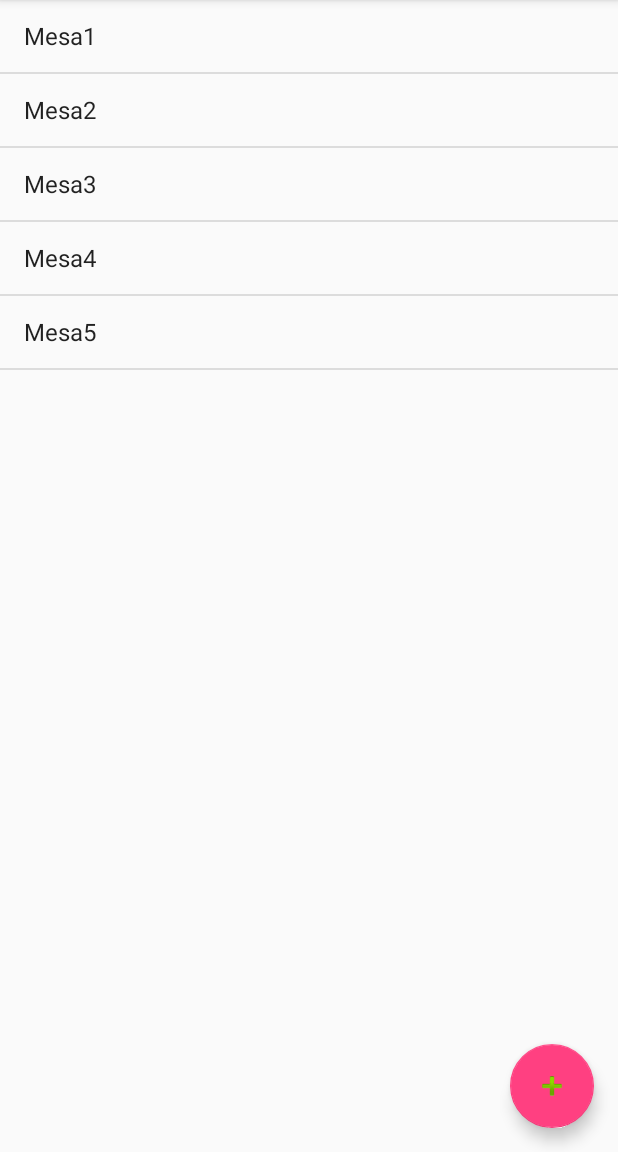
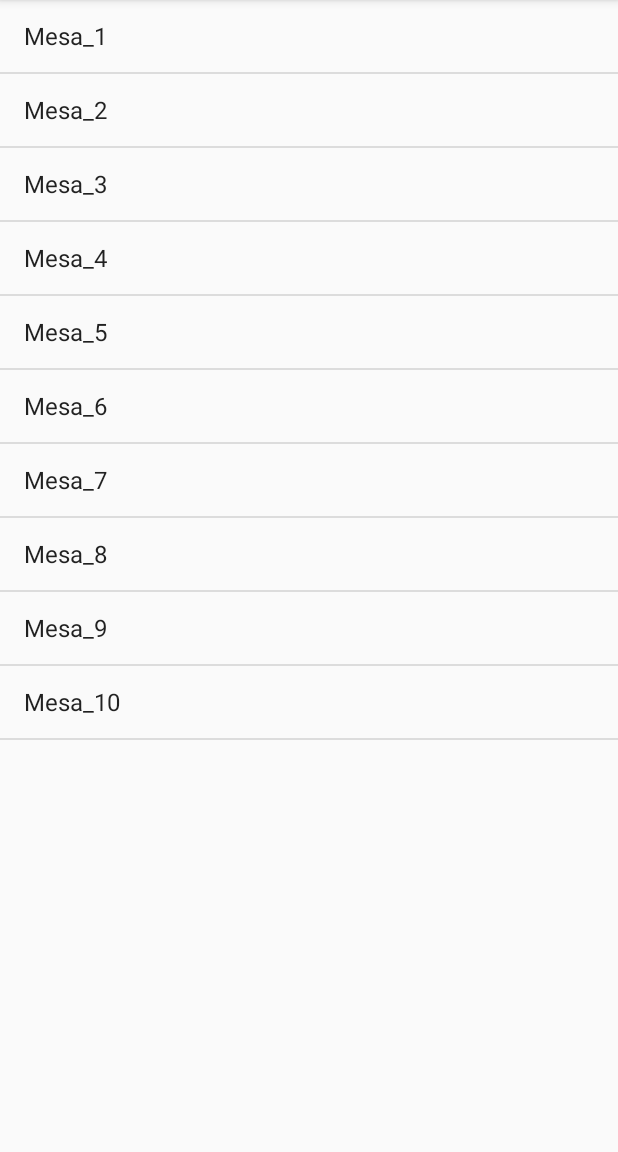
Before and after one commit to sherlock722/Restaurant, an Android app: the screen it shows after launch (TablesActivity), on a phone screen of 412 x 824 dp, the part 84-1236 px from its top. Run offline under Robolectric (Android 15) with nearby library versions, the phone set to English and light mode, and no system bars.

Commit message:
Añadimos modelo y pasrseo del contenido del menu

```diff
--- a/App/app/src/main/AndroidManifest.xml
+++ b/App/app/src/main/AndroidManifest.xml
@@ -1,6 +1,8 @@
 <?xml version="1.0" encoding="utf-8"?>
 <manifest package="restaurant.fjc.com.restaurant"
           xmlns:android="http://schemas.android.com/apk/res/android">
+
+    <uses-permission android:name="android.permission.INTERNET"/>
 
     <application
         android:allowBackup="true"
@@ -15,6 +17,10 @@
                 <category android:name="android.intent.category.LAUNCHER"/>
             </intent-filter>
         </activity>
+        <activity android:name="restaurant.fjc.com.activities.DetailTableActivity">
+        </activity>
+        <activity android:name="restaurant.fjc.com.activities.MenuListActivity">
+        </activity>
     </application>
 
 </manifest>
--- a/App/app/src/main/java/restaurant/fjc/com/activities/TablesActivity.java
+++ b/App/app/src/main/java/restaurant/fjc/com/activities/TablesActivity.java
@@ -1,6 +1,7 @@
 package restaurant.fjc.com.activities;
 
 import android.app.FragmentManager;
+import android.content.Intent;
 import android.os.Bundle;
 import android.support.v7.app.AppCompatActivity;
 
@@ -33,34 +34,15 @@ public class TablesActivity extends AppCompatActivity implements TablesListFragm
     }
 
     //Aquí va el método del listener que tiene que implementar esta clase
-
     @Override
     public void onTableSelected(Table table, int position) {
 
-        /*FragmentManager manager = getFragmentManager();
+            //Se llama a la actividad DetailTableActivity
+            Intent intent = new Intent(this, DetailTableActivity.class);
 
-        TableDetailFragment cityPagerFragment = (TableDetailFragment) manager.findFragmentById(R.id.fragment_city_pager);
-
-        //Tenemos una referencia al pager por lo que no tenemos que cambiar de actividad
-        if (cityPagerFragment != null){
-            //Le indicamos al fragment que muestre la ciudad de la posición "position"
-            //Para ello modificamos el CityPagerFragment y le creamos un método público (showCity) que
-            //vaya a la ciudad de la posición "position" y se llamará desde esta actividad
-            //Esta es otra forma de comunicar una actividad con un fragment, llamando a
-            //métodos públicos del fragment
-            cityPagerFragment.showCity(position);
-
-        }else {
-            //Llamamos a la actividad del CityPager
-            Intent intent = new Intent(this, CityPagerActivity.class);
-
-            //Pasamos los parametros a la actividad del CityPagerActivity
-            intent.putExtra(CityPagerActivity.EXTRA_CITY_INDEX, position);
+            //Se pasa como parametro la posición seleccionada
+            intent.putExtra(DetailTableActivity.EXTRA_TABLE_INDEX, position);
             startActivity(intent);
-        }*/
-
-    }
-
-
+        }
 
 }
--- a/App/app/src/main/java/restaurant/fjc/com/fragments/TablesListFragment.java
+++ b/App/app/src/main/java/restaurant/fjc/com/fragments/TablesListFragment.java
@@ -5,8 +5,6 @@ import android.app.Activity;
 import android.app.Fragment;
 import android.content.Context;
 import android.os.Bundle;
-import android.support.design.widget.FloatingActionButton;
-import android.support.design.widget.Snackbar;
 import android.view.LayoutInflater;
 import android.view.View;
 import android.view.ViewGroup;
@@ -23,6 +21,7 @@ public class TablesListFragment extends Fragment {
 
     //Guardamos una referencia al listener
     private TablesListListener mTablesListListener;
+    //private Tables mTables;
 
 
     public TablesListFragment() {
@@ -43,7 +42,7 @@ public class TablesListFragment extends Fragment {
         final Tables tables = new Tables();
 
         //Las listas se rellenan con un adaptador
-        ArrayAdapter<Table> adapter =
+        final ArrayAdapter<Table> adapter =
                 new ArrayAdapter<Table>(getActivity(), //Contexto
                         android.R.layout.simple_list_item_1, //Como pinta la lista. Cogemos una por defecto que trae android
                         tables.getTables() //Lista de mesas
@@ -69,23 +68,18 @@ public class TablesListFragment extends Fragment {
             }
         });
 
-
-
-
         //Hacemos algo con el FloatingActionButton
-        FloatingActionButton addButton = (FloatingActionButton) root.findViewById(R.id.add_button);
+        /*FloatingActionButton addButton = (FloatingActionButton) root.findViewById(R.id.add_button);
         addButton.setOnClickListener(new View.OnClickListener() {
             @Override
             public void onClick(View v) {
 
-                //Creo un SnackBar
-                Snackbar.make(getView(), "FAB Pulsado", Snackbar.LENGTH_LONG).show();
+                Snackbar.make(getView(), "Mesa añadida", Snackbar.LENGTH_LONG).show();
+                mTables.addTable(new Table("New_Table", 6));
+                adapter.notifyDataSetChanged();
+            }
+        });*/
 
-                //Se llama a otra pantalla para dar de alta una mesa
-                //addTable();
-
-            }
-        });
         return root;
 
     }
--- a/App/app/src/main/java/restaurant/fjc/com/model/Tables.java
+++ b/App/app/src/main/java/restaurant/fjc/com/model/Tables.java
@@ -13,11 +13,16 @@ public class Tables {
         mTables = new ArrayList<Table>();
 
         //Añadimos unos ejemplos de mesas
-        mTables.add(new Table("Mesa1",1));
-        mTables.add(new Table("Mesa2",2));
-        mTables.add(new Table("Mesa3",3));
-        mTables.add(new Table("Mesa4",4));
-        mTables.add(new Table("Mesa5",5));
+        mTables.add(new Table("Mesa_1",2));
+        mTables.add(new Table("Mesa_2",2));
+        mTables.add(new Table("Mesa_3",2));
+        mTables.add(new Table("Mesa_4",3));
+        mTables.add(new Table("Mesa_5",4));
+        mTables.add(new Table("Mesa_6",5));
+        mTables.add(new Table("Mesa_7",2));
+        mTables.add(new Table("Mesa_8",3));
+        mTables.add(new Table("Mesa_9",3));
+        mTables.add(new Table("Mesa_10",4));
     }
     public ArrayList<Table> getTables() {
         return mTables;
--- a/App/app/src/main/res/layout/fragment_tables_list.xml
+++ b/App/app/src/main/res/layout/fragment_tables_list.xml
@@ -11,12 +11,12 @@
         android:layout_width="match_parent"
         android:layout_height="match_parent"/>
 
-    <android.support.design.widget.FloatingActionButton
+    <!--android.support.design.widget.FloatingActionButton
         android:id="@+id/add_button"
         android:layout_width="wrap_content"
         android:layout_height="wrap_content"
         android:layout_gravity="bottom|end"
         android:layout_margin="@dimen/activity_horizontal_margin"
         android:src="@android:drawable/ic_input_add"
-        />
+        /-->
 </android.support.design.widget.CoordinatorLayout>
```
Also changed, not shown: App/app/src/main/java/restaurant/fjc/com/activities/DetailTableActivity.java (added, +41 -0 lines), App/app/src/main/java/restaurant/fjc/com/activities/MenuListActivity.java (added, +137 -0 lines), App/app/src/main/java/restaurant/fjc/com/model/Menu.java (added, +39 -0 lines), App/app/src/main/java/restaurant/fjc/com/model/MenuContent.java (added, +51 -0 lines), App/app/src/main/res/layout/activity_detail_table.xml (added, +39 -0 lines), App/app/src/main/res/layout/activity_menu_list.xml (added, +35 -0 lines).
